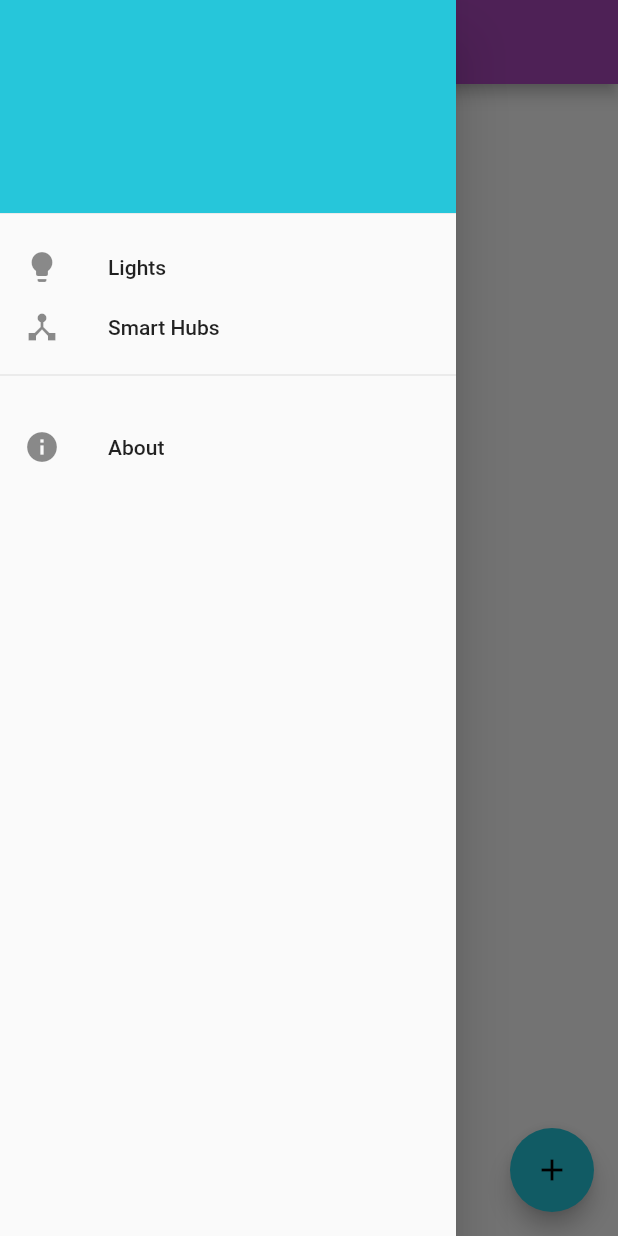
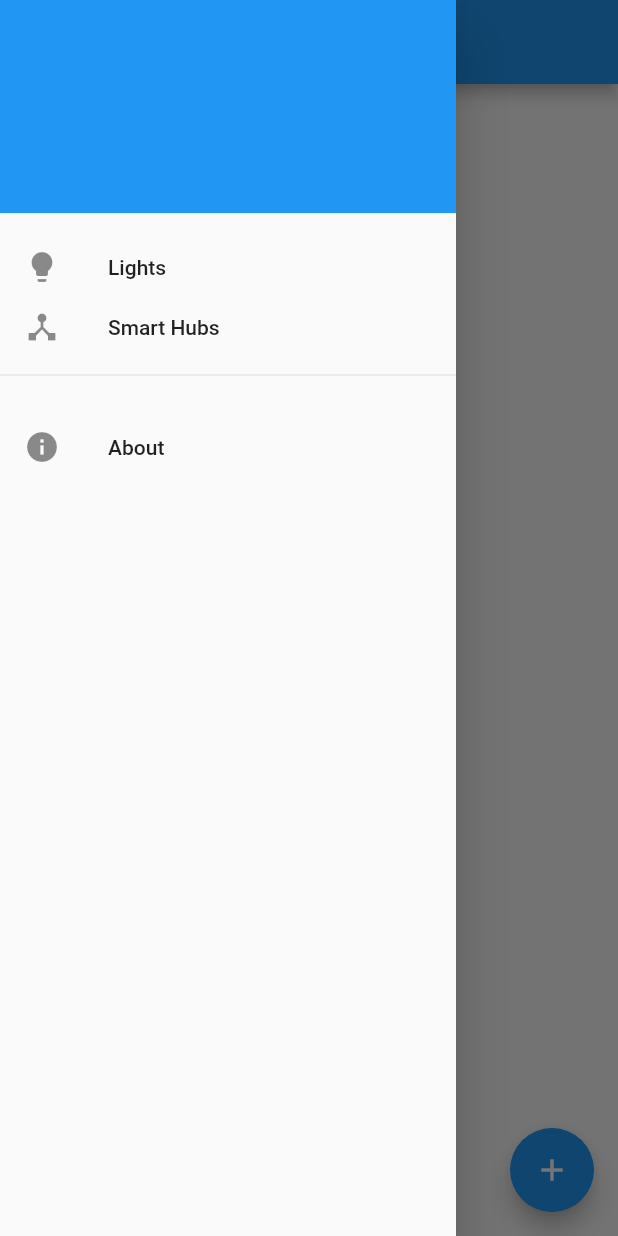
Before and after one commit to LucPrestin/SmartHomeControl, a Flutter app: the screen it shows after launch, with the side drawer open, on a phone screen of 412 x 824 dp. Run offline on Flutter 3.47's test engine with Material 2 defaults, Android fonts, the light colour scheme and no system bars; our stand-ins replace flutter_colorpicker, sqflite; accounts and stored records are empty.

Commit message:
Enhancement/23 default themes (#24)
* use default themes

* adapt colors to theme

```diff
--- a/lib/main.dart
+++ b/lib/main.dart
@@ -19,23 +19,9 @@ class SmartHomeControlApp extends StatelessWidget {
   Widget build(BuildContext context) {
     return MaterialApp(
         title: 'Smart Home Control',
-        theme: ThemeData(
-          colorScheme: ColorScheme(
-            primary: Colors.purple.shade400,
-            primaryVariant: Colors.purple.shade700,
-            secondary: Colors.cyan.shade400,
-            secondaryVariant: Colors.cyan.shade700,
-            error: const Color.fromRGBO(0xB0, 0x00, 0x20, 1),
-            surface: Colors.white,
-            background: Colors.white,
-            brightness: Brightness.light,
-            onPrimary: Colors.white,
-            onSecondary: Colors.black,
-            onError: Colors.white,
-            onSurface: Colors.black,
-            onBackground: Colors.black,
-          ),
-        ),
+        theme: ThemeData.light(),
+        darkTheme: ThemeData.dark(),
+        themeMode: ThemeMode.system,
         home: const LightListPage(),
         routes: {
           Routes.lights: (context) => const LightListPage(),
```
Also changed, not shown: lib/views/components/light_list_item.dart (+3 -6 lines), pubspec.lock.
